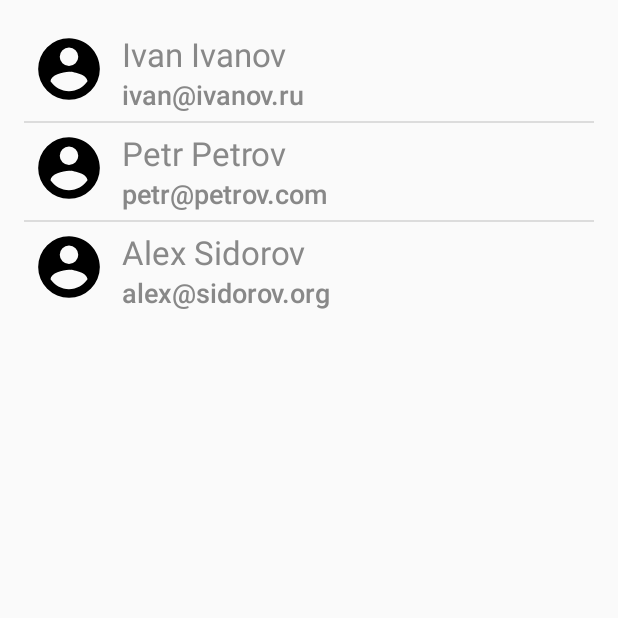
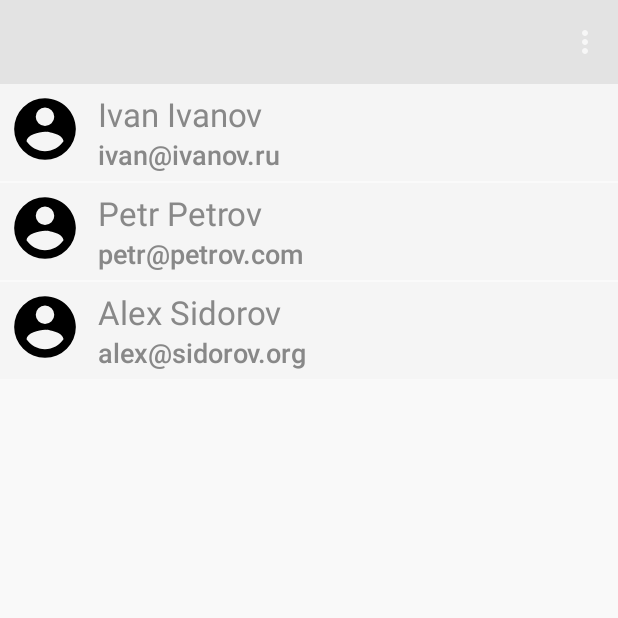
Before and after one commit to vaszol/ContactList, an Android app: the screen it shows after launch (MainActivity), on a phone screen of 412 x 824 dp, the top half of it. Run offline under Robolectric (Android 15) with nearby library versions, the phone set to English and light mode, and no system bars.

Commit message:
добавил свой toolbar и поднастроил цветовые темы

```diff
--- a/app/src/main/java/ru/vaszol/contactlist/MainActivity.java
+++ b/app/src/main/java/ru/vaszol/contactlist/MainActivity.java
@@ -1,9 +1,22 @@
 package ru.vaszol.contactlist;
 
-import android.app.Activity;
+//import android.app.Activity;
+//import android.content.Intent;
+//import android.os.Bundle;
+//import android.app.ActionBar;
+//import android.support.v7.app.ActionBarActivity;
+//
+//import android.view.Menu;
+//import android.view.MenuItem;
+//import android.support.v7.widget.Toolbar;
+//import android.view.View;
+//import android.widget.AdapterView;
+//import android.widget.ListView;
+
 import android.content.Intent;
-import android.support.v7.app.AppCompatActivity;
 import android.os.Bundle;
+import android.support.v7.app.ActionBarActivity;
+import android.support.v7.widget.Toolbar;
 import android.view.Menu;
 import android.view.MenuItem;
 import android.view.View;
@@ -15,7 +28,7 @@ import ru.vaszol.contactlist.contact.ContactAdapter;
 import ru.vaszol.contactlist.contact.model.ContactManager;
 import ru.vaszol.contactlist.db.DataBase;
 
-public class MainActivity extends Activity {
+public class MainActivity extends ActionBarActivity {
 
     private ListView contactLV=null;
     private ContactManager contactManager=null;
@@ -27,6 +40,13 @@ public class MainActivity extends Activity {
     protected void onCreate(Bundle savedInstanceState) {
         super.onCreate(savedInstanceState);
         setContentView(R.layout.activity_main);
+
+        Toolbar toolbar = (Toolbar) findViewById(R.id.toolbar);
+        if(toolbar!=null){
+            setSupportActionBar(toolbar);
+            getSupportActionBar().setDisplayShowTitleEnabled(false);
+        }
+
 
         dataBase = new DataBase(this);
 
--- a/app/src/main/res/layout/activity_main.xml
+++ b/app/src/main/res/layout/activity_main.xml
@@ -1,9 +1,16 @@
-<LinearLayout xmlns:android="http://schemas.android.com/apk/res/android"
-    xmlns:tools="http://schemas.android.com/tools" android:layout_width="match_parent"
-    android:layout_height="match_parent" android:paddingLeft="@dimen/activity_horizontal_margin"
-    android:paddingRight="@dimen/activity_horizontal_margin"
-    android:paddingTop="@dimen/activity_vertical_margin"
-    android:paddingBottom="@dimen/activity_vertical_margin" tools:context=".MainActivity">
+<LinearLayout
+    xmlns:android="http://schemas.android.com/apk/res/android"
+    xmlns:tools="http://schemas.android.com/tools"
+    android:layout_width="match_parent"
+    android:layout_height="match_parent"
+    android:orientation="vertical"
+    android:background="#f9f9f9"
+    tools:context=".MainActivity">
+
+    <include
+        android:id="@+id/toolbar"
+        layout="@layout/toolbar"
+        />
 
     <ListView
         android:id="@+id/listView"
--- a/app/src/main/res/layout/contact_item.xml
+++ b/app/src/main/res/layout/contact_item.xml
@@ -5,7 +5,8 @@
     <LinearLayout
         android:layout_width="match_parent"
         android:layout_height="match_parent"
-        android:orientation="horizontal">
+        android:orientation="horizontal"
+        android:background="#f5f5f5">
         <ImageView
             android:id="@+id/image"
             android:padding="5dp"
--- /dev/null
+++ b/app/src/main/res/layout/toolbar.xml
@@ -0,0 +1,11 @@
+<?xml version="1.0" encoding="utf-8"?>
+<android.support.v7.widget.Toolbar
+    xmlns:android="http://schemas.android.com/apk/res/android"
+    android:id="@+id/toolbar"
+    android:orientation="vertical"
+    android:layout_width="match_parent"
+    android:layout_height="wrap_content"
+    android:background="#e3e3e3"
+    >
+
+</android.support.v7.widget.Toolbar>
--- /dev/null
+++ b/app/src/main/res/values/colors.xml
@@ -0,0 +1,5 @@
+<?xml version="1.0" encoding="utf-8"?>
+<resources>
+    <color name="myColorPrimary">@color/background_material_light</color>
+    <color name="myColorPrimaryDark">@color/primary_dark_material_light</color>
+</resources>
--- a/app/src/main/res/values/styles.xml
+++ b/app/src/main/res/values/styles.xml
@@ -1,8 +1,16 @@
 <resources>
 
     <!-- Base application theme. -->
-    <style name="AppTheme" parent="Theme.AppCompat.Light.DarkActionBar">
+   <!-- <style name="AppTheme" parent="Theme.AppCompat.Light.DarkActionBar">-->
         <!-- Customize your theme here. -->
+    <!--</style>-->
+    <style name="AppTheme" parent="AppTheme.Base"/>
+    <style name="AppTheme.Base" parent="Theme.AppCompat">
+        <item name="colorPrimary">@color/myColorPrimary</item>
+        <item name="colorPrimaryDark">@color/myColorPrimaryDark</item>
+        <item name="windowNoTitle">true</item>
+        <item name="windowActionBar">false</item>
+
     </style>
 
 </resources>
```
